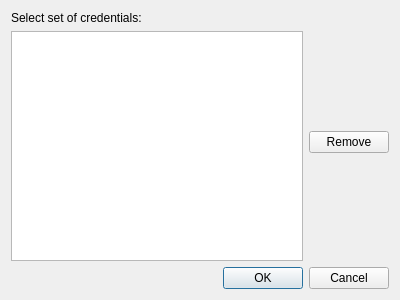
OtterBrowser/otter-browser, file src/modules/windows/web/SelectPasswordDialog.ui: the form before one commit.
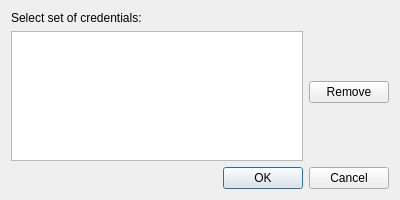
The form after the commit. Custom widgets are drawn as their Qt base class.

Commit message: Reduce height

Patch:
```diff
--- a/src/modules/windows/web/SelectPasswordDialog.ui
+++ b/src/modules/windows/web/SelectPasswordDialog.ui
@@ -7,7 +7,7 @@
     <x>0</x>
     <y>0</y>
     <width>400</width>
-    <height>300</height>
+    <height>200</height>
    </rect>
   </property>
   <property name="windowTitle">
```
